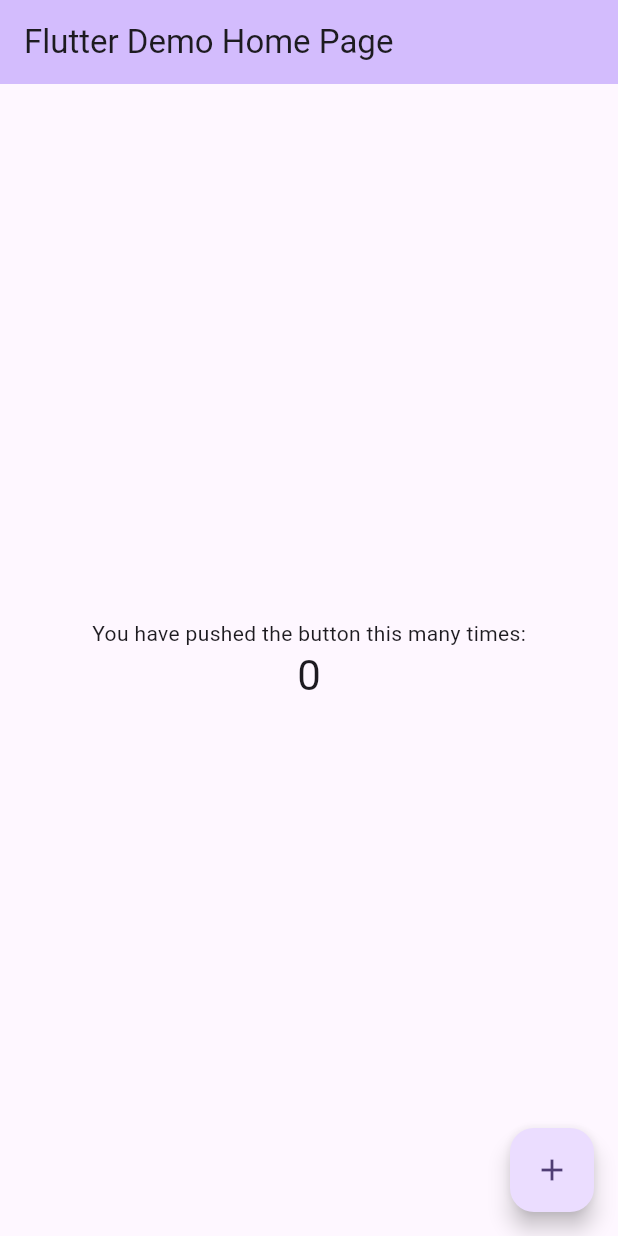
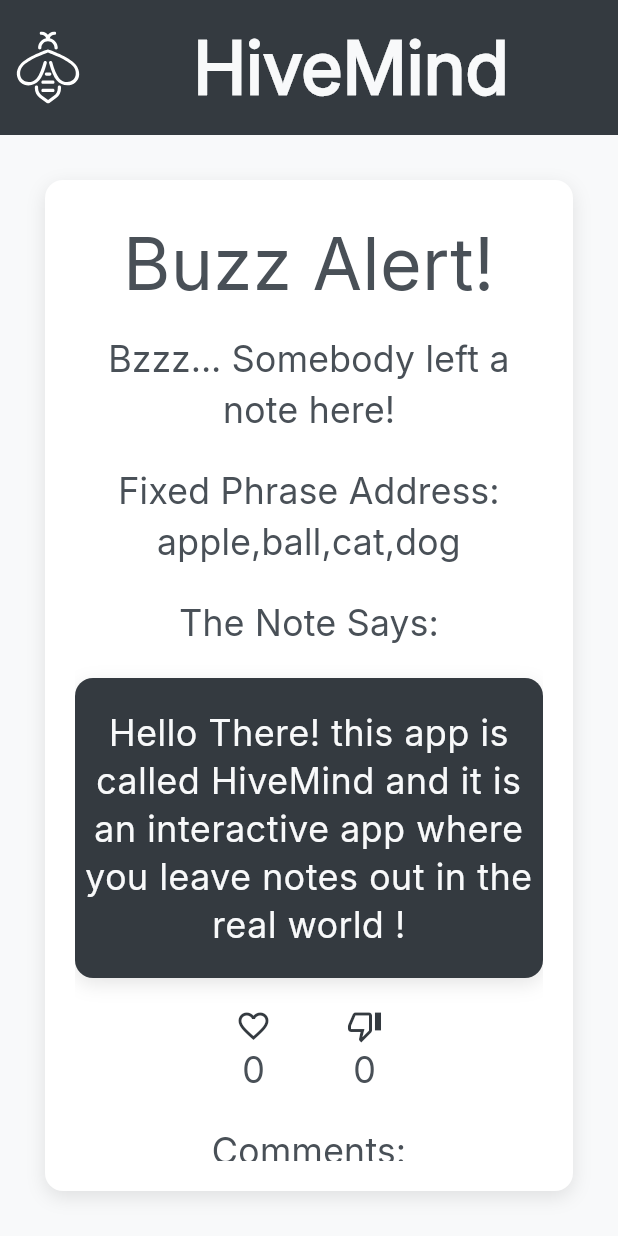
Before and after one commit to lepton23/stacshack25, a Flutter app: the screen it shows after launch, on a phone screen of 412 x 824 dp. Run offline on Flutter 3.47's test engine with Material 3 defaults, Android fonts, the phone set to English and light mode, and no system bars; our stand-ins replace flutter_svg, geolocator; missing offline and left inert: what3words.

Commit message:
buzz Alert and themes in main

```diff
--- a/hivemind_beta/lib/main.dart
+++ b/hivemind_beta/lib/main.dart
@@ -1,5 +1,11 @@
 import 'package:flutter/material.dart';
-import 'locator.dart'
+import 'views/widgets/top_bar.dart';
+import 'views/widgets/buzz_alert.dart';
+// Define color constants
+const lightColor = Color(0xFFF8F9FA);
+const darkColor = Color(0xFF343A40);
+const darkishText = Color(0xFF495057);
+const whiteColor = Color(0xFFFFFFFF);
 
 void main() {
   runApp(const MyApp());
@@ -8,116 +14,51 @@ void main() {
 class MyApp extends StatelessWidget {
   const MyApp({super.key});
 
-  // This widget is the root of your application.
   @override
   Widget build(BuildContext context) {
     return MaterialApp(
-      title: 'Flutter Demo',
+      title: 'HiveMind',
       theme: ThemeData(
-        // This is the theme of your application.
-        //
-        // TRY THIS: Try running your application with "flutter run". You'll see
-        // the application has a purple toolbar. Then, without quitting the app,
-        // try changing the seedColor in the colorScheme below to Colors.green
-        // and then invoke "hot reload" (save your changes or press the "hot
-        // reload" button in a Flutter-supported IDE, or press "r" if you used
-        // the command line to start the app).
-        //
-        // Notice that the counter didn't reset back to zero; the application
-        // state is not lost during the reload. To reset the state, use hot
-        // restart instead.
-        //
-        // This works for code too, not just values: Most code changes can be
-        // tested with just a hot reload.
-        colorScheme: ColorScheme.fromSeed(seedColor: Colors.deepPurple),
+        useMaterial3: true,
+        fontFamily: 'Inter',
+        colorScheme: ColorScheme.fromSeed(
+          seedColor: darkColor,
+          primary: darkColor,
+          surface: whiteColor,
+          background: lightColor,
+          onSurface: darkishText,
+        ),
+        textTheme: const TextTheme(
+          titleLarge: TextStyle(color: lightColor, fontSize: 48, fontWeight: FontWeight.w600), // Base text style
+          bodyLarge: TextStyle(color: darkishText, fontSize: 48), // Base text style
+          bodyMedium: TextStyle(color: darkishText, fontSize: 24), // Base text style
+          bodySmall: TextStyle(color: darkishText, fontSize: 16), // Base text style
+          labelMedium: TextStyle(color: lightColor, fontSize: 24), // Base text style
+        ),
       ),
-      home: const MyHomePage(title: 'Flutter Demo Home Page'),
+      home: const MyHomePage(),
     );
   }
 }
 
 class MyHomePage extends StatefulWidget {
-  const MyHomePage({super.key, required this.title});
-
-  // This widget is the home page of your application. It is stateful, meaning
-  // that it has a State object (defined below) that contains fields that affect
-  // how it looks.
-
-  // This class is the configuration for the state. It holds the values (in this
-  // case the title) provided by the parent (in this case the App widget) and
-  // used by the build method of the State. Fields in a Widget subclass are
-  // always marked "final".
-
-  final String title;
+  const MyHomePage({super.key});
 
   @override
   State<MyHomePage> createState() => _MyHomePageState();
 }
 
 class _MyHomePageState extends State<MyHomePage> {
-  int _counter = 0;
-
-  void _incrementCounter() {
-    setState(() {
-      // This call to setState tells the Flutter framework that something has
-      // changed in this State, which causes it to rerun the build method below
-      // so that the display can reflect the updated values. If we changed
-      // _counter without calling setState(), then the build method would not be
-      // called again, and so nothing would appear to happen.
-      _counter++;
-    });
-  }
-
   @override
   Widget build(BuildContext context) {
-    // This method is rerun every time setState is called, for instance as done
-    // by the _incrementCounter method above.
-    //
-    // The Flutter framework has been optimized to make rerunning build methods
-    // fast, so that you can just rebuild anything that needs updating rather
-    // than having to individually change instances of widgets.
     return Scaffold(
-      appBar: AppBar(
-        // TRY THIS: Try changing the color here to a specific color (to
-        // Colors.amber, perhaps?) and trigger a hot reload to see the AppBar
-        // change color while the other colors stay the same.
-        backgroundColor: Theme.of(context).colorScheme.inversePrimary,
-        // Here we take the value from the MyHomePage object that was created by
-        // the App.build method, and use it to set our appbar title.
-        title: Text(widget.title),
-      ),
-      body: Center(
-        // Center is a layout widget. It takes a single child and positions it
-        // in the middle of the parent.
-        child: Column(
-          // Column is also a layout widget. It takes a list of children and
-          // arranges them vertically. By default, it sizes itself to fit its
-          // children horizontally, and tries to be as tall as its parent.
-          //
-          // Column has various properties to control how it sizes itself and
-          // how it positions its children. Here we use mainAxisAlignment to
-          // center the children vertically; the main axis here is the vertical
-          // axis because Columns are vertical (the cross axis would be
-          // horizontal).
-          //
-          // TRY THIS: Invoke "debug painting" (choose the "Toggle Debug Paint"
-          // action in the IDE, or press "p" in the console), to see the
-          // wireframe for each widget.
-          mainAxisAlignment: MainAxisAlignment.center,
-          children: <Widget>[
-            const Text('You have pushed the button this many times:'),
-            Text(
-              '$_counter',
-              style: Theme.of(context).textTheme.headlineMedium,
-            ),
-          ],
+      appBar: TopBar(),
+      body: Container(
+        color: Theme.of(context).colorScheme.background,
+        child: const Center(
+          child: BuzzAlert(note: 'Hello There! this app is called HiveMind and it is an interactive app where you leave notes out in the real world !', likes: 0, comments: ['comment1', 'comment2', 'comment3'], dislikes: 0, fixedPhraseAddress: 'apple,ball,cat,dog'),
         ),
       ),
-      floatingActionButton: FloatingActionButton(
-        onPressed: _incrementCounter,
-        tooltip: 'Increment',
-        child: const Icon(Icons.add),
-      ), // This trailing comma makes auto-formatting nicer for build methods.
     );
   }
 }
--- /dev/null
+++ b/hivemind_beta/lib/views/widgets/buzz_alert.dart
@@ -0,0 +1,231 @@
+import 'package:flutter/material.dart';
+/// Widget that displays the buzz alert
+///
+/// Shows a note/message along with social interaction features like likes, dislikes,
+/// and comments. Users can interact with the post through:
+/// * Liking/disliking the post
+/// * Adding comments
+/// * Viewing the fixed phrase address
+///
+/// Parameters:
+/// - [note] - The main text content of the alert
+/// - [likes] - Initial number of likes
+/// - [dislikes] - Initial number of dislikes
+/// - [comments] - List of existing comments
+/// - [fixedPhraseAddress] - Unique identifier made up of fixed phrases
+
+class BuzzAlert extends StatefulWidget {
+  /// The main message content of the alert
+  final String note;
+  /// The current number of likes on the post
+  final int likes;
+  /// The current number of dislikes on the post
+  final int dislikes;
+  /// List of user comments on the post
+  final List<String> comments;
+  /// The unique what3words-style address identifier
+  final String fixedPhraseAddress;
+
+  const BuzzAlert({
+    super.key,
+    required this.note,
+    required this.likes,
+    required this.comments,
+    required this.dislikes,
+    required this.fixedPhraseAddress,
+  });
+
+  @override
+  State<BuzzAlert> createState() => _BuzzAlertState();
+}
+
+class _BuzzAlertState extends State<BuzzAlert> {
+  bool isLiked = false;
+  late int likeCount;
+  bool isDisliked = false;
+  late int dislikeCount;
+  late List<String> commentsList;
+  final TextEditingController _textController = TextEditingController();
+
+  @override
+  void initState() {
+    super.initState();
+    likeCount = widget.likes;
+    dislikeCount = widget.dislikes;
+    commentsList = List.from(widget.comments);
+  }
+
+  void _addComment() {
+    if (_textController.text.isNotEmpty) {
+      setState(() {
+        commentsList.add(_textController.text);
+        _textController.clear();
+      });
+    }
+  }
+
+  @override
+  void dispose() {
+    _textController.dispose();
+    super.dispose();
+  }
+
+  @override
+  Widget build(BuildContext context) {
+    return Container(
+      margin: const EdgeInsets.symmetric(horizontal: 30, vertical: 30),
+      padding: const EdgeInsets.symmetric(vertical: 20, horizontal: 20),
+      width: double.infinity,
+      constraints: const BoxConstraints(),
+      decoration: BoxDecoration(
+        color: Theme.of(context).colorScheme.surface,
+        borderRadius: BorderRadius.circular(12),
+        boxShadow: [
+          BoxShadow(
+            color: Colors.black.withOpacity(0.1),
+            spreadRadius: 0,
+            blurRadius: 10,
+            offset: const Offset(0, 4),
+          ),
+        ],
+      ),
+      child: SingleChildScrollView(
+        child: Column(
+          children: [
+            Text(
+              'Buzz Alert!',
+              style: Theme.of(context).textTheme.bodyLarge,
+              textAlign: TextAlign.center,
+            ),
+            const SizedBox(height: 10),
+            Text(
+              'Bzzz... Somebody left a note here!',
+              style: Theme.of(context).textTheme.bodyMedium,
+              textAlign: TextAlign.center,
+            ),
+            const SizedBox(height: 20),
+            Text(
+              'Fixed Phrase Address: ${widget.fixedPhraseAddress}',
+              style: Theme.of(context).textTheme.bodyMedium,
+              textAlign: TextAlign.center,
+            ),
+
+            const SizedBox(height: 20),
+            Text(
+              'The Note Says:',
+              style: Theme.of(context).textTheme.bodyMedium,
+              textAlign: TextAlign.center,
+            ),
+            const SizedBox(height: 20),
+            Container(
+              padding: EdgeInsets.symmetric(vertical: 20),
+              decoration: BoxDecoration(
+                color: Theme.of(context).colorScheme.primary,
+                borderRadius: BorderRadius.circular(12),
+                boxShadow: [
+                  BoxShadow(
+                    color: Colors.black.withOpacity(0.1),
+                    spreadRadius: 0,
+                    blurRadius: 10,
+                    offset: const Offset(0, 4),
+                  ),
+                ],
+              ),
+              child: Text(
+                widget.note,
+                style: Theme.of(context).textTheme.labelMedium,
+                textAlign: TextAlign.center,
+              ),
+            ),
+            const SizedBox(height: 20),
+            Row(
+              mainAxisAlignment: MainAxisAlignment.center,
+              children: [
+                Column(
+                  children: [
+                    GestureDetector(
+                      onTap: () {
+                        //TODO: INCREMENT ON THE DATABASE
+                        setState(() {
+                          isLiked = !isLiked;
+                          likeCount = isLiked ? likeCount + 1 : likeCount - 1;
+                        });
+                      },
+                      child: Icon(
+                        isLiked ? Icons.favorite : Icons.favorite_border,
+                        color: isLiked ? Theme.of(context).colorScheme.primary : Theme.of(context).colorScheme.primary,
+                      ),
+                    ),
+                    Text('${likeCount}'),
+                  ],
+                ),
+                const SizedBox(width: 50),
+                Column(
+                  children: [
+                    GestureDetector(
+                      onTap: () {
+                        //TODO: INCREMENT ON THE DATABASE
+                        setState(() {
+                          isDisliked = !isDisliked;
+                          dislikeCount = isDisliked ? dislikeCount + 1 : dislikeCount - 1;
+                        });
+                      },
+                      child: Icon(
+                        isDisliked ? Icons.thumb_down : Icons.thumb_down_outlined,
+                        color: isDisliked ? Theme.of(context).colorScheme.primary : Theme.of(context).colorScheme.primary,
+                      ),
+                    ),
+                    Text('${dislikeCount}'),
+                  ],
+                ),
+
+              ],
+            ),
+            const SizedBox(height: 20),
+            Text(
+              'Comments:',
+              style: Theme.of(context).textTheme.bodyMedium,
+              textAlign: TextAlign.center,
+            ),
+            const SizedBox(height: 10),
+            for (String comment in commentsList)
+              Text(
+                comment,
+                style: Theme.of(context).textTheme.bodyMedium,
+                textAlign: TextAlign.center,
+              ),
+            const SizedBox(height: 10),
+            Padding(
+              padding: const EdgeInsets.symmetric(horizontal: 20, vertical: 10),
+              child: TextField(
+                controller: _textController,
+                decoration: InputDecoration(
+                  hintText: 'Add a comment...',
+                  border: OutlineInputBorder(
+                    borderRadius: BorderRadius.circular(8),
+                  ),
+                  suffixIcon: IconButton(
+                    icon: const Icon(Icons.send),
+                    onPressed: _addComment,
+                  ),
+                ),
+                maxLines: 1,
+                style: Theme.of(context).textTheme.bodyMedium,
+              ),
+            ),
+            const SizedBox(height: 20),
+          Center(
+            child: IconButton(
+              icon: const Icon(Icons.close),
+              onPressed: () {
+                //TODO: Implement closing the Buzz Alert
+              },
+              iconSize: 50,
+            ),
+          ),
+          ],
+        ),
+      ),
+    );
+  }
+}
```
Also changed, not shown: hivemind_beta/assets/images/logo.svg (added), hivemind_beta/assets/images/what3words.svg (added), hivemind_beta/pubspec.lock.
